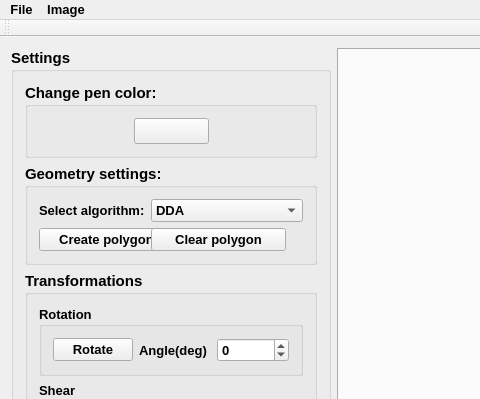
Before: the Qt Designer form src/ImageViewer.ui in Tomas-Homola/PG_cv4, drawn with Qt 5; both pictures show x 0 to 480 and y 0 to 399 of the 1239 by 635 pixel window.
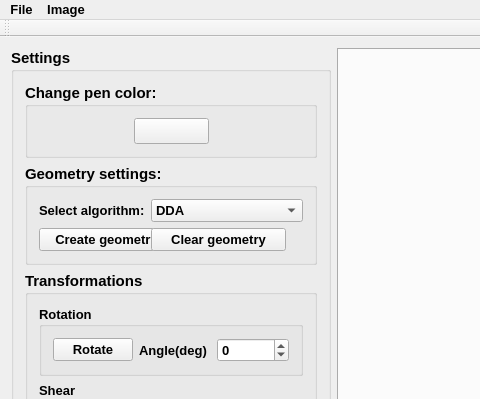
After: the same form once the commit is applied.

The edit to the form file:
```diff
--- a/src/ImageViewer.ui
+++ b/src/ImageViewer.ui
@@ -187,7 +187,7 @@
              </font>
             </property>
             <property name="text">
-             <string>Create polygon</string>
+             <string>Create geometry</string>
             </property>
            </widget>
           </item>
@@ -214,7 +214,7 @@
              </font>
             </property>
             <property name="text">
-             <string>Clear polygon</string>
+             <string>Clear geometry</string>
             </property>
            </widget>
           </item>
```
Left out of the diff: 4 changed lines with no effect on the pictures.
